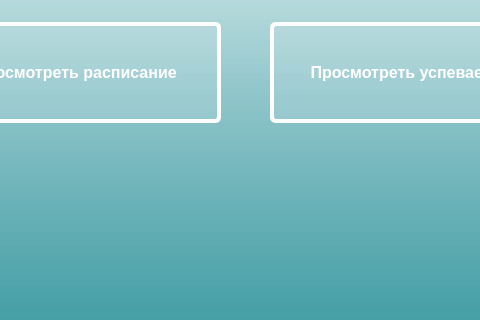
Before: the Qt Designer form interfaces/inter_student.ui in vikaraskovalova/Programm_ing, drawn with Qt 5; both pictures show x 150 to 630 and y 158 to 478 of the 800 by 478 pixel window.
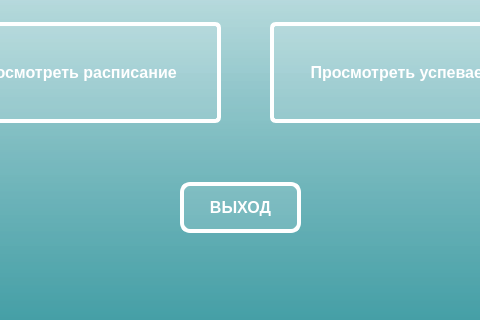
After: the same form once the commit is applied. Icons and pictures are not drawn.

```diff
--- a/interfaces/inter_student.ui
+++ b/interfaces/inter_student.ui
@@ -97,6 +97,39 @@
      </size>
     </property>
    </widget>
+   <widget class="QPushButton" name="pushButton_bk">
+    <property name="geometry">
+     <rect>
+      <x>330</x>
+      <y>340</y>
+      <width>121</width>
+      <height>51</height>
+     </rect>
+    </property>
+    <property name="font">
+     <font>
+      <pointsize>12</pointsize>
+      <weight>75</weight>
+      <bold>true</bold>
+     </font>
+    </property>
+    <property name="styleSheet">
+     <string notr="true">background-color: rgba(255, 255, 255, 30); 
+border: 4px solid white; 
+border-radius: 10px; 
+padding: 5px;  
+color: white;</string>
+    </property>
+    <property name="text">
+     <string>ВЫХОД</string>
+    </property>
+    <property name="iconSize">
+     <size>
+      <width>40</width>
+      <height>40</height>
+     </size>
+    </property>
+   </widget>
   </widget>
  </widget>
  <resources>
```
